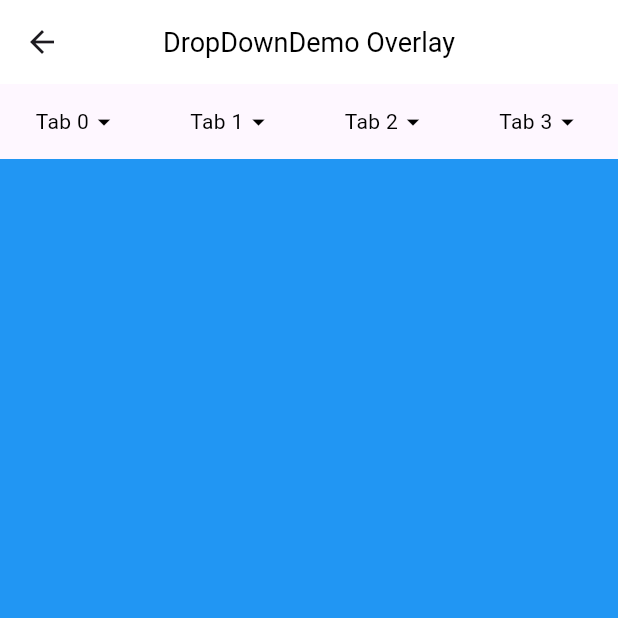
After one commit to windows7lake/ll_dropdown_menu, a Flutter app: the screen it shows after launch, after a tap on "DropDownDemo Overlay", on a phone screen of 412 x 824 dp, the top half of it. The commit adds this screen. Run offline on Flutter 3.47's test engine with Material 2 defaults, Android fonts, the phone set to English and light mode, and no system bars.

Commit message:
feat: Add Example code for DropDownMenu

```diff
--- /dev/null
+++ b/example/lib/drop_down_demo1.dart
@@ -0,0 +1,134 @@
+import 'package:flutter/material.dart';
+import 'package:ll_dropdown_menu/ll_dropdown_menu.dart';
+
+class DropDownDemo1 extends StatefulWidget {
+  const DropDownDemo1({super.key});
+
+  @override
+  State<DropDownDemo1> createState() => _DropDownDemoState();
+}
+
+class _DropDownDemoState extends State<DropDownDemo1>
+    with SingleTickerProviderStateMixin {
+  final DropDownController dropDownController = DropDownController();
+  final DropDownDisposeController dropDownDisposeController =
+      DropDownDisposeController();
+  List<DropDownItem> items1 = [];
+  List<DropDownItem> items2 = [];
+  List<DropDownItem> items3 = [];
+  List<DropDownItem> items4 = [];
+
+  @override
+  void initState() {
+    super.initState();
+    items1 = List.generate(
+      6,
+      (index) => DropDownItem(
+        text: "Single Item $index",
+        data: index,
+      ),
+    );
+    items2 = List.generate(
+      8,
+      (index) => DropDownItem(
+        text: "Multi Item $index",
+        data: index,
+      ),
+    );
+    items3 = List.generate(
+      10,
+      (index) => DropDownItem(
+        text: "Single Item $index",
+        icon: const Icon(Icons.ac_unit),
+        activeIcon: const Icon(
+          Icons.ac_unit,
+          color: Colors.white,
+        ),
+        data: index,
+      ),
+    );
+    items4 = List.generate(
+      12,
+      (index) => DropDownItem(
+        text: "Multi Item $index",
+        data: index,
+      ),
+    );
+  }
+
+  @override
+  Widget build(BuildContext context) {
+    return Scaffold(
+      appBar: WrapperAppBar(
+        leading: BackButton(
+          onPressed: () async {
+            dropDownDisposeController
+                .hideMenu()
+                ?.whenComplete(() => Navigator.of(context).pop());
+          },
+        ),
+        titleText: "DropDownDemo Overlay",
+        backgroundColor: Colors.white,
+      ),
+      body: Column(children: [
+        DropDownMenu(
+          controller: dropDownController,
+          disposeController: dropDownDisposeController,
+          headerHeight: 50,
+          headerActiveIconColor: Colors.blue,
+          headerActiveTextStyle: const TextStyle(color: Colors.blue),
+          headerItems: List.generate(
+            4,
+            (index) => DropDownItem<Tab>(
+              text: "Tab $index",
+              icon: const Icon(Icons.arrow_drop_down),
+              activeIcon: const Icon(Icons.arrow_drop_up),
+            ),
+          ),
+          viewOffsetY: MediaQuery.of(context).padding.top + 106,
+          viewBuilders: [
+            DropDownViewBuilder(
+              height: 300,
+              widget: DropDownListView(
+                headerIndex: 0,
+                controller: dropDownController,
+                itemActiveBackgroundColor: Colors.blue.shade100,
+                items: items1,
+              ),
+            ),
+            DropDownViewBuilder(
+              height: 300,
+              widget: DropDownListView(
+                controller: dropDownController,
+                items: items2,
+                multipleChoice: true,
+                maxMultiChoiceSize: 2,
+              ),
+            ),
+            DropDownViewBuilder(
+              height: 300,
+              widget: DropDownGridView(
+                crossAxisCount: 3,
+                controller: dropDownController,
+                items: items3,
+              ),
+            ),
+            DropDownViewBuilder(
+              height: 310,
+              widget: DropDownGridView(
+                crossAxisCount: 3,
+                controller: dropDownController,
+                items: items4,
+                multipleChoice: true,
+                maxMultiChoiceSize: 2,
+              ),
+            ),
+          ],
+        ),
+        Expanded(
+          child: Container(color: Colors.blue),
+        ),
+      ]),
+    );
+  }
+}
--- a/example/lib/main.dart
+++ b/example/lib/main.dart
@@ -1,4 +1,8 @@
 import 'package:flutter/material.dart';
+
+import 'drop_down_demo1.dart';
+import 'drop_down_demo2.dart';
+import 'drop_down_demo3.dart';
 
 void main() {
   runApp(const MyApp());
@@ -7,119 +11,50 @@ void main() {
 class MyApp extends StatelessWidget {
   const MyApp({super.key});
 
-  // This widget is the root of your application.
   @override
   Widget build(BuildContext context) {
     return MaterialApp(
-      title: 'Flutter Demo',
+      title: 'DropDownDemo',
       theme: ThemeData(
-        // This is the theme of your application.
-        //
-        // TRY THIS: Try running your application with "flutter run". You'll see
-        // the application has a blue toolbar. Then, without quitting the app,
-        // try changing the seedColor in the colorScheme below to Colors.green
-        // and then invoke "hot reload" (save your changes or press the "hot
-        // reload" button in a Flutter-supported IDE, or press "r" if you used
-        // the command line to start the app).
-        //
-        // Notice that the counter didn't reset back to zero; the application
-        // state is not lost during the reload. To reset the state, use hot
-        // restart instead.
-        //
-        // This works for code too, not just values: Most code changes can be
-        // tested with just a hot reload.
         colorScheme: ColorScheme.fromSeed(seedColor: Colors.deepPurple),
         useMaterial3: true,
       ),
-      home: const MyHomePage(title: 'Flutter Demo Home Page'),
+      home: const DemoPage(),
     );
   }
 }
 
-class MyHomePage extends StatefulWidget {
-  const MyHomePage({super.key, required this.title});
+Map<String, Widget> routes = {
+  "DropDownDemo Overlay": const DropDownDemo1(),
+  "DropDownDemo List & Grid": const DropDownDemo2(),
+  "DropDownDemo Custom": const DropDownDemo3(),
+};
 
-  // This widget is the home page of your application. It is stateful, meaning
-  // that it has a State object (defined below) that contains fields that affect
-  // how it looks.
-
-  // This class is the configuration for the state. It holds the values (in this
-  // case the title) provided by the parent (in this case the App widget) and
-  // used by the build method of the State. Fields in a Widget subclass are
-  // always marked "final".
-
-  final String title;
-
-  @override
-  State<MyHomePage> createState() => _MyHomePageState();
-}
-
-class _MyHomePageState extends State<MyHomePage> {
-  int _counter = 0;
-
-  void _incrementCounter() {
-    setState(() {
-      // This call to setState tells the Flutter framework that something has
-      // changed in this State, which causes it to rerun the build method below
-      // so that the display can reflect the updated values. If we changed
-      // _counter without calling setState(), then the build method would not be
-      // called again, and so nothing would appear to happen.
-      _counter++;
-    });
-  }
+class DemoPage extends StatelessWidget {
+  const DemoPage({super.key});
 
   @override
   Widget build(BuildContext context) {
-    // This method is rerun every time setState is called, for instance as done
-    // by the _incrementCounter method above.
-    //
-    // The Flutter framework has been optimized to make rerunning build methods
-    // fast, so that you can just rebuild anything that needs updating rather
-    // than having to individually change instances of widgets.
     return Scaffold(
       appBar: AppBar(
-        // TRY THIS: Try changing the color here to a specific color (to
-        // Colors.amber, perhaps?) and trigger a hot reload to see the AppBar
-        // change color while the other colors stay the same.
-        backgroundColor: Theme.of(context).colorScheme.inversePrimary,
-        // Here we take the value from the MyHomePage object that was created by
-        // the App.build method, and use it to set our appbar title.
-        title: Text(widget.title),
+        title: const Text("Demo"),
+        elevation: 1,
       ),
-      body: Center(
-        // Center is a layout widget. It takes a single child and positions it
-        // in the middle of the parent.
-        child: Column(
-          // Column is also a layout widget. It takes a list of children and
-          // arranges them vertically. By default, it sizes itself to fit its
-          // children horizontally, and tries to be as tall as its parent.
-          //
-          // Column has various properties to control how it sizes itself and
-          // how it positions its children. Here we use mainAxisAlignment to
-          // center the children vertically; the main axis here is the vertical
-          // axis because Columns are vertical (the cross axis would be
-          // horizontal).
-          //
-          // TRY THIS: Invoke "debug painting" (choose the "Toggle Debug Paint"
-          // action in the IDE, or press "p" in the console), to see the
-          // wireframe for each widget.
-          mainAxisAlignment: MainAxisAlignment.center,
-          children: <Widget>[
-            const Text(
-              'You have pushed the button this many times:',
-            ),
-            Text(
-              '$_counter',
-              style: Theme.of(context).textTheme.headlineMedium,
-            ),
-          ],
-        ),
+      body: ListView.builder(
+        itemCount: routes.length,
+        itemBuilder: (context, index) {
+          return ListTile(
+            tileColor:
+                index % 2 == 0 ? Colors.grey.shade300 : Colors.grey.shade200,
+            title: Text(routes.keys.elementAt(index)),
+            onTap: () {
+              Navigator.of(context).push(MaterialPageRoute(builder: (context) {
+                return routes.values.elementAt(index);
+              }));
+            },
+          );
+        },
       ),
-      floatingActionButton: FloatingActionButton(
-        onPressed: _incrementCounter,
-        tooltip: 'Increment',
-        child: const Icon(Icons.add),
-      ), // This trailing comma makes auto-formatting nicer for build methods.
     );
   }
 }
--- a/example/pubspec.yaml
+++ b/example/pubspec.yaml
@@ -35,6 +35,8 @@ dependencies:
   # The following adds the Cupertino Icons font to your application.
   # Use with the CupertinoIcons class for iOS style icons.
   cupertino_icons: ^1.0.2
+  ll_dropdown_menu:
+    path: ../
 
 dev_dependencies:
   flutter_test:
--- /dev/null
+++ b/lib/appbar/app_bar.dart
@@ -0,0 +1,98 @@
+import 'package:flutter/material.dart';
+import 'package:flutter/services.dart';
+
+class WrapperAppBar extends AppBar {
+  static Widget? _defaultLeading;
+  static Widget? _defaultTitle;
+  static TextStyle? _defaultToolbarTextStyle;
+  static TextStyle? _defaultTitleTextStyle;
+  static double? _defaultToolbarHeight;
+  static SystemUiOverlayStyle? _defaultSystemOverlayStyle;
+
+  static void initConfig({
+    Widget? defaultLeading,
+    Widget? defaultTitle,
+    TextStyle? defaultToolbarTextStyle,
+    TextStyle? defaultTitleTextStyle,
+    double? defaultToolbarHeight,
+    SystemUiOverlayStyle? defaultSystemOverlayStyle,
+  }) {
+    _defaultLeading = defaultLeading;
+    _defaultTitle = defaultTitle;
+    _defaultToolbarTextStyle = defaultToolbarTextStyle;
+    _defaultTitleTextStyle = defaultTitleTextStyle;
+    _defaultToolbarHeight = defaultToolbarHeight;
+    _defaultSystemOverlayStyle = defaultSystemOverlayStyle;
+  }
+
+  WrapperAppBar({
+    Key? key,
+    Widget? leading,
+    bool automaticallyImplyLeading = true,
+    Widget? title,
+    List<Widget>? actions,
+    Widget? flexibleSpace,
+    PreferredSizeWidget? bottom,
+    double elevation = 0,
+    double? scrolledUnderElevation,
+    ScrollNotificationPredicate notificationPredicate =
+        defaultScrollNotificationPredicate,
+    Color? shadowColor,
+    Color? surfaceTintColor,
+    ShapeBorder? shape,
+    Color backgroundColor = Colors.white,
+    Color? foregroundColor,
+    IconThemeData? iconTheme,
+    IconThemeData? actionsIconTheme,
+    bool primary = true,
+    bool centerTitle = true,
+    bool excludeHeaderSemantics = false,
+    double? titleSpacing,
+    double toolbarOpacity = 1.0,
+    double bottomOpacity = 1.0,
+    double? toolbarHeight,
+    double? leadingWidth,
+    TextStyle? toolbarTextStyle,
+    TextStyle? titleTextStyle,
+    SystemUiOverlayStyle? systemOverlayStyle,
+    bool forceMaterialTransparency = false,
+    Clip? clipBehavior,
+    String? titleText,
+  }) : super(
+          key: key,
+          leading:
+              leading ?? (automaticallyImplyLeading ? _defaultLeading : null),
+          automaticallyImplyLeading: automaticallyImplyLeading,
+          title: title ??
+              _defaultTitle ??
+              Text(titleText ?? '', style: titleTextStyle),
+          actions: actions,
+          flexibleSpace: flexibleSpace,
+          bottom: bottom,
+          elevation: elevation,
+          scrolledUnderElevation: scrolledUnderElevation,
+          notificationPredicate: notificationPredicate,
+          shadowColor: shadowColor,
+          surfaceTintColor: surfaceTintColor,
+          shape: shape,
+          backgroundColor: backgroundColor,
+          foregroundColor: foregroundColor,
+          iconTheme: iconTheme,
+          actionsIconTheme: actionsIconTheme,
+          primary: primary,
+          centerTitle: centerTitle,
+          excludeHeaderSemantics: excludeHeaderSemantics,
+          titleSpacing: titleSpacing,
+          toolbarOpacity: toolbarOpacity,
+          bottomOpacity: bottomOpacity,
+          toolbarHeight: toolbarHeight ?? _defaultToolbarHeight,
+          leadingWidth: leadingWidth,
+          toolbarTextStyle: toolbarTextStyle ?? _defaultToolbarTextStyle,
+          titleTextStyle: titleTextStyle ??
+              _defaultTitleTextStyle ??
+              const TextStyle(color: Colors.black, fontSize: 18),
+          systemOverlayStyle: systemOverlayStyle ?? _defaultSystemOverlayStyle,
+          forceMaterialTransparency: forceMaterialTransparency,
+          clipBehavior: clipBehavior,
+        );
+}
```
Also changed, not shown: example/lib/drop_down_demo2.dart (added, +125 -0 lines), example/lib/drop_down_demo3.dart (added, +120 -0 lines), lib/ll_dropdown_menu.dart (+11 -7 lines), example/pubspec.lock, 1 other file.
